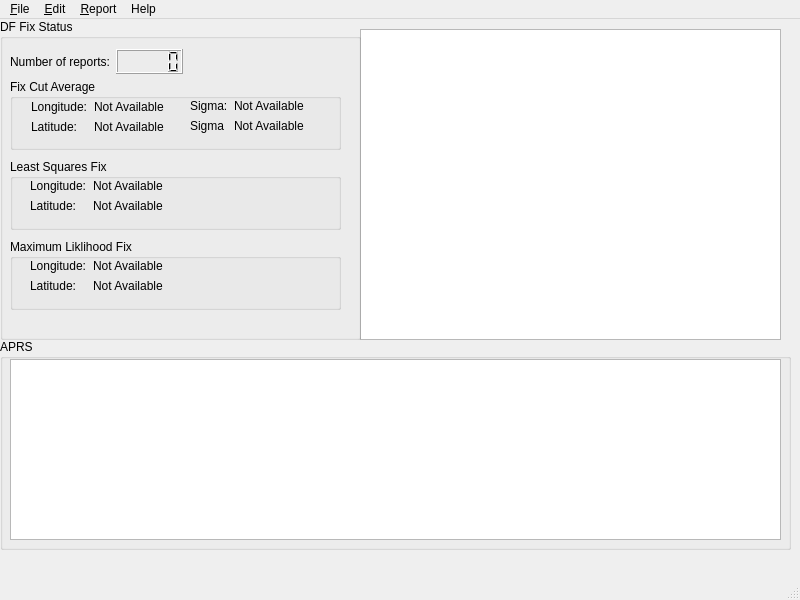
First picture: the form in MainWindow.ui, repository tvrusso/qDF, before the edit.
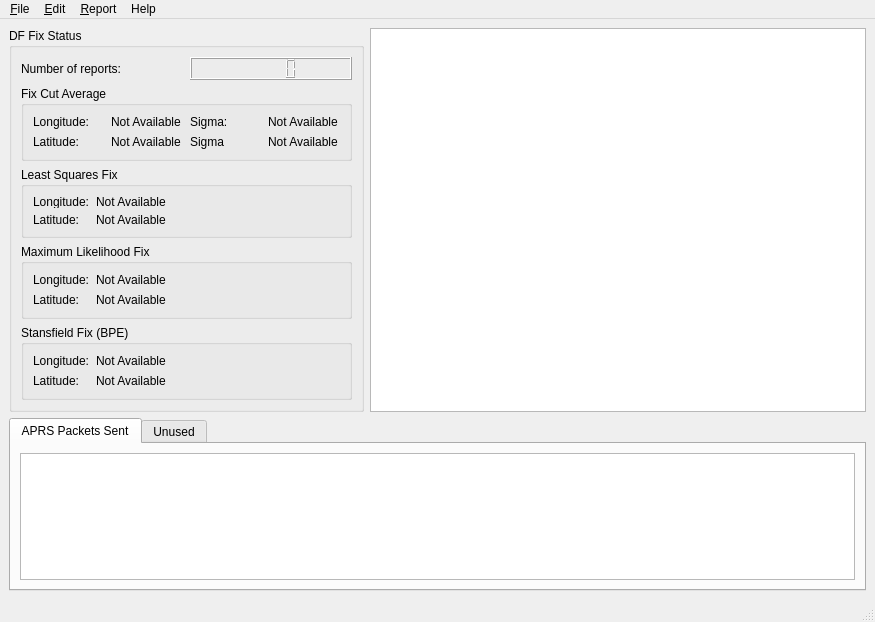
Second picture: the form after the edit.

```diff
--- a/MainWindow.ui
+++ b/MainWindow.ui
@@ -5,8 +5,8 @@
    <rect>
     <x>0</x>
     <y>0</y>
-    <width>800</width>
-    <height>600</height>
+    <width>875</width>
+    <height>622</height>
    </rect>
   </property>
   <property name="windowTitle" >
@@ -17,19 +17,13 @@
     <rect>
      <x>0</x>
      <y>26</y>
-     <width>800</width>
-     <height>551</height>
+     <width>875</width>
+     <height>573</height>
     </rect>
    </property>
+   <layout class="QGridLayout" name="gridLayout_2" >
+    <item row="0" column="1" >
    <widget class="QListWidget" name="reportListWidget" >
-    <property name="geometry" >
-     <rect>
-      <x>360</x>
-      <y>10</y>
-      <width>421</width>
-      <height>311</height>
-     </rect>
-    </property>
     <property name="whatsThis" >
      <string>&lt;!DOCTYPE HTML PUBLIC "-//W3C//DTD HTML 4.0//EN" "http://www.w3.org/TR/REC-html40/strict.dtd">
 &lt;html>&lt;head>&lt;meta name="qrichtext" content="1" />&lt;style type="text/css">
@@ -42,133 +36,14 @@
 &lt;p style=" margin-top:0px; margin-bottom:0px; margin-left:0px; margin-right:0px; -qt-block-indent:0; text-indent:0px;">Double clicking on a line will toggle the validity of that report and automatically update the DF fixes to reflect the new validity setting of that report.&lt;/p>&lt;/body>&lt;/html></string>
     </property>
    </widget>
+    </item>
+    <item row="0" column="0" >
    <widget class="QGroupBox" name="groupBox_4" >
-    <property name="geometry" >
-     <rect>
-      <x>0</x>
-      <y>0</y>
-      <width>361</width>
-      <height>321</height>
-     </rect>
-    </property>
     <property name="title" >
      <string>DF Fix Status</string>
     </property>
-    <widget class="QGroupBox" name="groupBox_3" >
-     <property name="geometry" >
-      <rect>
-       <x>10</x>
-       <y>220</y>
-       <width>331</width>
-       <height>71</height>
-      </rect>
-     </property>
-     <property name="title" >
-      <string>Maximum Liklihood Fix</string>
-     </property>
-     <widget class="QWidget" name="layoutWidget_2" >
-      <property name="geometry" >
-       <rect>
-        <x>20</x>
-        <y>20</y>
-        <width>301</width>
-        <height>44</height>
-       </rect>
-      </property>
-      <layout class="QFormLayout" name="formLayout_3" >
-       <item row="0" column="0" >
-        <widget class="QLabel" name="label_6" >
-         <property name="text" >
-          <string>Longitude:</string>
-         </property>
-        </widget>
-       </item>
-       <item row="0" column="1" >
-        <widget class="QLabel" name="label_ML_Longitude" >
-         <property name="text" >
-          <string>Not Available</string>
-         </property>
-        </widget>
-       </item>
-       <item row="1" column="0" >
-        <widget class="QLabel" name="label_7" >
-         <property name="text" >
-          <string>Latitude:</string>
-         </property>
-        </widget>
-       </item>
-       <item row="1" column="1" >
-        <widget class="QLabel" name="label_ML_Latitude" >
-         <property name="text" >
-          <string>Not Available</string>
-         </property>
-        </widget>
-       </item>
-      </layout>
-     </widget>
-    </widget>
-    <widget class="QGroupBox" name="groupBox_2" >
-     <property name="geometry" >
-      <rect>
-       <x>10</x>
-       <y>140</y>
-       <width>331</width>
-       <height>71</height>
-      </rect>
-     </property>
-     <property name="title" >
-      <string>Least Squares Fix</string>
-     </property>
-     <widget class="QWidget" name="layoutWidget" >
-      <property name="geometry" >
-       <rect>
-        <x>20</x>
-        <y>20</y>
-        <width>301</width>
-        <height>44</height>
-       </rect>
-      </property>
-      <layout class="QFormLayout" name="formLayout_2" >
-       <item row="0" column="0" >
-        <widget class="QLabel" name="label_4" >
-         <property name="text" >
-          <string>Longitude:</string>
-         </property>
-        </widget>
-       </item>
-       <item row="0" column="1" >
-        <widget class="QLabel" name="label_LS_Longitude" >
-         <property name="text" >
-          <string>Not Available</string>
-         </property>
-        </widget>
-       </item>
-       <item row="1" column="0" >
-        <widget class="QLabel" name="label_5" >
-         <property name="text" >
-          <string>Latitude:</string>
-         </property>
-        </widget>
-       </item>
-       <item row="1" column="1" >
-        <widget class="QLabel" name="label_LS_Latitude" >
-         <property name="text" >
-          <string>Not Available</string>
-         </property>
-        </widget>
-       </item>
-      </layout>
-     </widget>
-    </widget>
-    <widget class="QWidget" name="layoutWidget" >
-     <property name="geometry" >
-      <rect>
-       <x>10</x>
-       <y>30</y>
-       <width>173</width>
-       <height>25</height>
-      </rect>
-     </property>
+      <layout class="QVBoxLayout" name="verticalLayout" >
+       <item>
      <layout class="QHBoxLayout" name="horizontalLayout" >
       <item>
        <widget class="QLabel" name="label" >
@@ -181,37 +56,35 @@
        <widget class="QLCDNumber" name="lcdNumberNReports" />
       </item>
      </layout>
-    </widget>
+       </item>
+       <item>
     <widget class="QGroupBox" name="groupBox" >
-     <property name="geometry" >
-      <rect>
-       <x>10</x>
-       <y>60</y>
-       <width>331</width>
-       <height>71</height>
-      </rect>
-     </property>
      <property name="title" >
       <string>Fix Cut Average</string>
      </property>
-     <widget class="QWidget" name="layoutWidget_3" >
-      <property name="geometry" >
-       <rect>
-        <x>180</x>
-        <y>20</y>
-        <width>141</width>
-        <height>44</height>
-       </rect>
-      </property>
-      <layout class="QFormLayout" name="formLayout_4" >
+         <layout class="QGridLayout" name="gridLayout" >
        <item row="0" column="0" >
+           <widget class="QLabel" name="label_2" >
+            <property name="text" >
+             <string>Longitude:</string>
+            </property>
+           </widget>
+          </item>
+          <item row="0" column="1" >
+           <widget class="QLabel" name="label_FCA_Longitude" >
+            <property name="text" >
+             <string>Not Available</string>
+            </property>
+           </widget>
+          </item>
+          <item row="0" column="2" >
         <widget class="QLabel" name="label_8" >
          <property name="text" >
           <string>Sigma:</string>
          </property>
         </widget>
        </item>
-       <item row="0" column="1" >
+          <item row="0" column="3" >
         <widget class="QLabel" name="label_FCA_Longitude_SD" >
          <property name="text" >
           <string>Not Available</string>
@@ -219,13 +92,27 @@
         </widget>
        </item>
        <item row="1" column="0" >
+           <widget class="QLabel" name="label_3" >
+            <property name="text" >
+             <string>Latitude:</string>
+            </property>
+           </widget>
+          </item>
+          <item row="1" column="1" >
+           <widget class="QLabel" name="label_FCA_Latitude" >
+            <property name="text" >
+             <string>Not Available</string>
+            </property>
+           </widget>
+          </item>
+          <item row="1" column="2" >
         <widget class="QLabel" name="label_9" >
          <property name="text" >
           <string>Sigma</string>
          </property>
         </widget>
        </item>
-       <item row="1" column="1" >
+          <item row="1" column="3" >
         <widget class="QLabel" name="label_FCA_Latitude_SD" >
          <property name="text" >
           <string>Not Available</string>
@@ -234,39 +121,42 @@
        </item>
       </layout>
      </widget>
-     <widget class="QWidget" name="layoutWidget" >
-      <property name="geometry" >
-       <rect>
-        <x>21</x>
-        <y>21</y>
-        <width>139</width>
-        <height>44</height>
-       </rect>
-      </property>
-      <layout class="QFormLayout" name="formLayout" >
+       </item>
+       <item>
+        <widget class="QGroupBox" name="groupBox_2" >
+         <property name="minimumSize" >
+          <size>
+           <width>331</width>
+           <height>71</height>
+          </size>
+         </property>
+         <property name="title" >
+          <string>Least Squares Fix</string>
+         </property>
+         <layout class="QFormLayout" name="formLayout_2" >
        <item row="0" column="0" >
-        <widget class="QLabel" name="label_2" >
+           <widget class="QLabel" name="label_4" >
          <property name="text" >
           <string>Longitude:</string>
          </property>
         </widget>
        </item>
        <item row="0" column="1" >
-        <widget class="QLabel" name="label_FCA_Longitude" >
+           <widget class="QLabel" name="label_LS_Longitude" >
          <property name="text" >
           <string>Not Available</string>
          </property>
         </widget>
        </item>
        <item row="1" column="0" >
-        <widget class="QLabel" name="label_3" >
+           <widget class="QLabel" name="label_5" >
          <property name="text" >
           <string>Latitude:</string>
          </property>
         </widget>
        </item>
        <item row="1" column="1" >
-        <widget class="QLabel" name="label_FCA_Latitude" >
+           <widget class="QLabel" name="label_LS_Latitude" >
          <property name="text" >
           <string>Not Available</string>
          </property>
@@ -274,38 +164,144 @@
        </item>
       </layout>
      </widget>
-    </widget>
-   </widget>
+       </item>
+       <item>
+        <widget class="QGroupBox" name="groupBox_3" >
+         <property name="title" >
+          <string>Maximum Likelihood Fix</string>
+         </property>
+         <layout class="QFormLayout" name="formLayout_3" >
+          <item row="0" column="0" >
+           <widget class="QLabel" name="label_6" >
+            <property name="text" >
+             <string>Longitude:</string>
+            </property>
+           </widget>
+          </item>
+          <item row="0" column="1" >
+           <widget class="QLabel" name="label_ML_Longitude" >
+            <property name="text" >
+             <string>Not Available</string>
+            </property>
+           </widget>
+          </item>
+          <item row="1" column="0" >
+           <widget class="QLabel" name="label_7" >
+            <property name="text" >
+             <string>Latitude:</string>
+            </property>
+           </widget>
+          </item>
+          <item row="1" column="1" >
+           <widget class="QLabel" name="label_ML_Latitude" >
+            <property name="text" >
+             <string>Not Available</string>
+            </property>
+           </widget>
+          </item>
+         </layout>
+        </widget>
+       </item>
+       <item>
    <widget class="QGroupBox" name="groupBox_5" >
-    <property name="geometry" >
-     <rect>
-      <x>0</x>
-      <y>320</y>
-      <width>791</width>
-      <height>211</height>
-     </rect>
-    </property>
     <property name="title" >
-     <string>APRS</string>
-    </property>
-    <widget class="QListWidget" name="listWidgetAPRS" >
+          <string>Stansfield Fix (BPE)</string>
+         </property>
+         <layout class="QFormLayout" name="formLayout" >
+          <item row="0" column="0" >
+           <widget class="QLabel" name="label_10" >
+            <property name="text" >
+             <string>Longitude:</string>
+            </property>
+           </widget>
+          </item>
+          <item row="0" column="1" >
+           <widget class="QLabel" name="label_Stansfield_Longitude" >
+            <property name="text" >
+             <string>Not Available</string>
+            </property>
+           </widget>
+          </item>
+          <item row="1" column="0" >
+           <widget class="QLabel" name="label_12" >
+            <property name="text" >
+             <string>Latitude:</string>
+            </property>
+           </widget>
+          </item>
+          <item row="1" column="1" >
+           <widget class="QLabel" name="label_Stansfield_Latitude" >
+            <property name="text" >
+             <string>Not Available</string>
+            </property>
+           </widget>
+          </item>
+         </layout>
+        </widget>
+       </item>
+      </layout>
+     </widget>
+    </item>
+    <item row="2" column="0" colspan="2" >
+     <widget class="QTabWidget" name="tabWidget" >
+      <property name="minimumSize" >
+       <size>
+        <width>0</width>
+        <height>40</height>
+       </size>
+      </property>
+      <property name="currentIndex" >
+       <number>0</number>
+      </property>
+      <widget class="QWidget" name="tab" >
      <property name="geometry" >
       <rect>
-       <x>10</x>
-       <y>20</y>
-       <width>771</width>
-       <height>181</height>
-      </rect>
-     </property>
-    </widget>
-   </widget>
+         <x>0</x>
+         <y>0</y>
+         <width>853</width>
+         <height>115</height>
+        </rect>
+       </property>
+       <attribute name="title" >
+        <string>APRS Packets Sent</string>
+       </attribute>
+       <layout class="QGridLayout" name="gridLayout_3" >
+        <item row="0" column="0" >
+         <widget class="QPlainTextEdit" name="aprsPacketsTextEdit" >
+          <property name="readOnly" >
+           <bool>true</bool>
+          </property>
+         </widget>
+        </item>
+       </layout>
+      </widget>
+      <widget class="QWidget" name="tab_2" >
+       <property name="geometry" >
+        <rect>
+         <x>0</x>
+         <y>0</y>
+         <width>853</width>
+         <height>115</height>
+        </rect>
+       </property>
+       <attribute name="title" >
+        <string>Unused</string>
+       </attribute>
+      </widget>
+     </widget>
+    </item>
+   </layout>
+   <zorder>reportListWidget</zorder>
+   <zorder>groupBox_4</zorder>
+   <zorder>tabWidget</zorder>
+   <zorder>groupBox_5</zorder>
   </widget>
   <widget class="QMenuBar" name="menubar" >
    <property name="geometry" >
     <rect>
      <x>0</x>
      <y>0</y>
-     <width>800</width>
+     <width>875</width>
      <height>26</height>
     </rect>
    </property>
@@ -349,8 +345,8 @@
    <property name="geometry" >
     <rect>
      <x>0</x>
-     <y>577</y>
-     <width>800</width>
+     <y>599</y>
+     <width>875</width>
      <height>23</height>
     </rect>
    </property>
```
Lines whose indentation alone changed are shown as unchanged.
